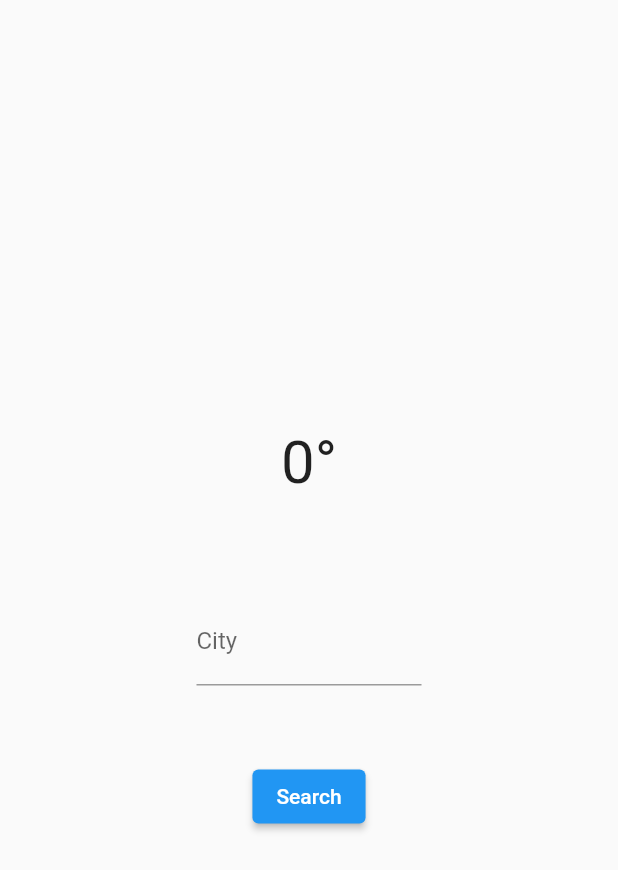
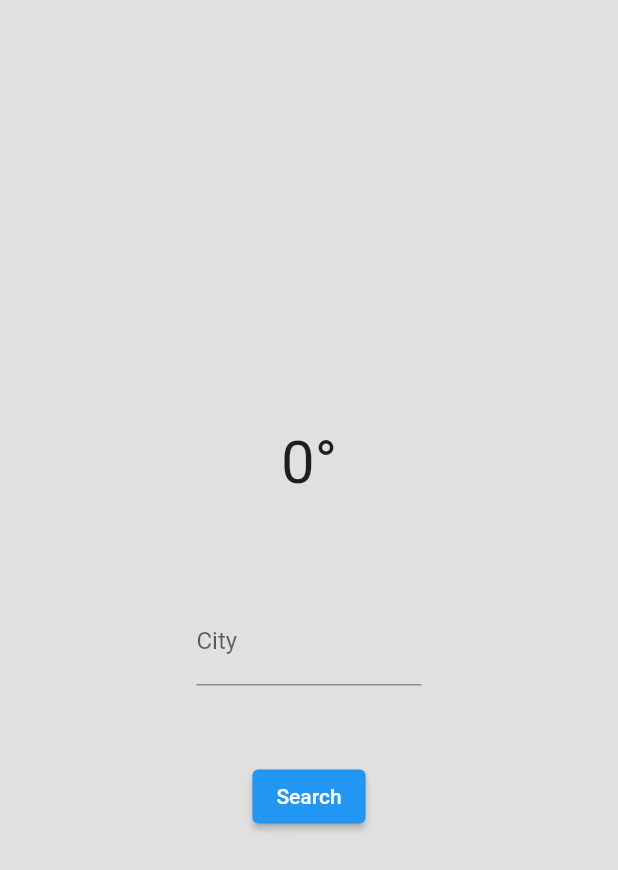
Before and after one commit to eyos-ias/weather_app, a Flutter app: the screen it shows after launch, on a phone screen of 412 x 824 dp. Shown: the top 870 px of the screen. Run offline on Flutter 3.47's test engine with Material 2 defaults, Android fonts, the phone set to English and light mode, and no system bars; our stand-ins replace flutter_dotenv, flutter_spinkit, internet_connection_checker.

```diff
--- a/lib/main.dart
+++ b/lib/main.dart
@@ -44,7 +44,7 @@ class _HomePageState extends State<HomePage> {
   late bool searching = false;
   late String description = '';
   late bool wrong = false;
-  late bool? activeConnection = false;
+  late bool? activeConnection = true;
 
   void initState() {
     CheckUserConnection();
@@ -53,6 +53,7 @@ class _HomePageState extends State<HomePage> {
 
   Widget build(BuildContext context) {
     return Scaffold(
+      backgroundColor: Colors.grey[300],
       body: Center(
         child: activeConnection!
             ? Column(
```
